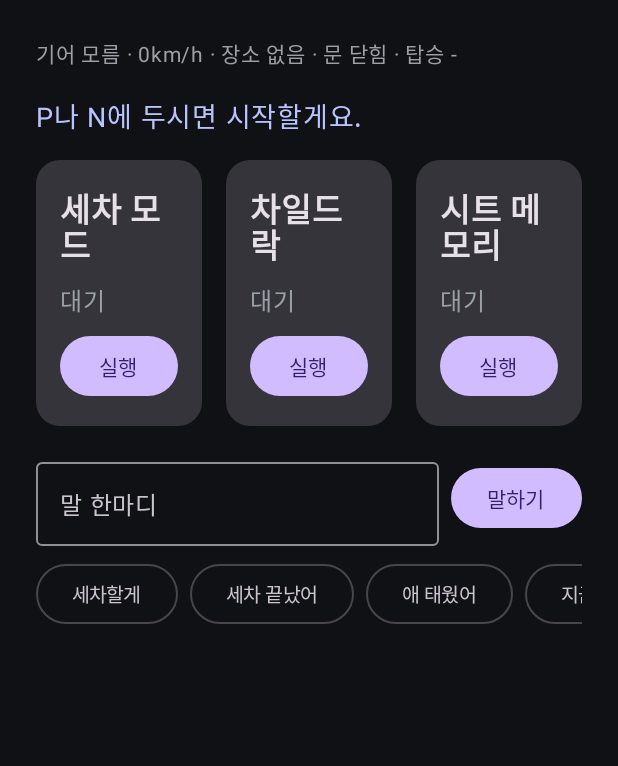
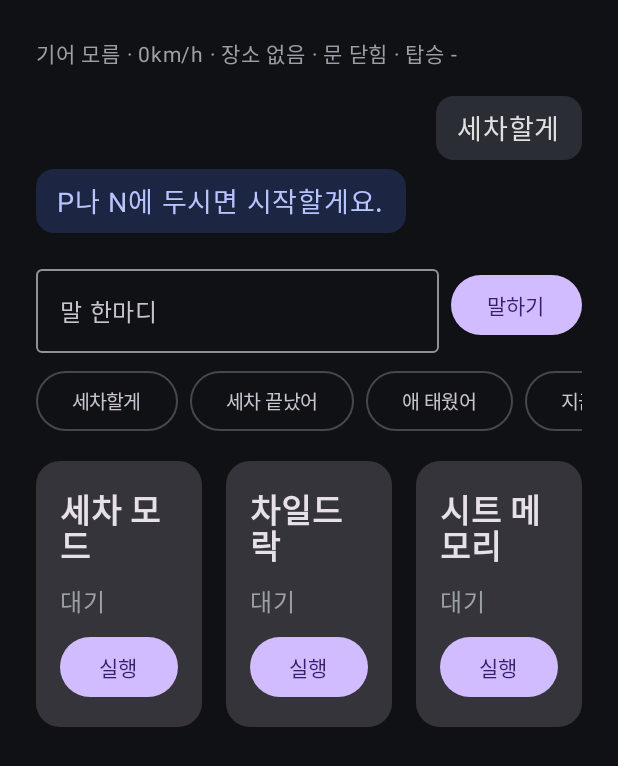
Before and after one commit to westone-hq/sunstone, an Android app built with Jetpack Compose: the screen it shows after launch (MainActivity), after a tap on "세차할게", on a phone screen of 412 x 824 dp. Shown: the top 766 px of the screen. Run offline under Robolectric (Android 15) with nearby library versions, the phone set to English and light mode, and no system bars; libraries missing offline, so code that uses them is left out: ai.pleos.playground; 46 statements that could not run were skipped; 2 other taps on this screen came first.

Commit message:
화면: 대화 기록과 말 입력칸을 늘 보이게
운전자 말과 Sunstone 말(길안내 대화 포함)을 말풍선처럼 쌓아 보이고,
주행 중 장면에서도 글자로 말을 넣어 시험할 수 있게 입력칸을 늘 둔다.
시나리오가 주유 기준이라 상태 줄에서 전기차·배터리·주행 가능 거리를 뺐다.

```diff
--- a/app/src/debug/java/com/westone/sunstone/demo/DemoReceiver.kt
+++ b/app/src/debug/java/com/westone/sunstone/demo/DemoReceiver.kt
@@ -5,7 +5,6 @@ import android.content.BroadcastReceiver
 import android.content.Context
 import android.content.Intent
 import android.util.Log
-import com.westone.sunstone.routines.understand.PhraseMatcher
 import com.westone.sunstone.graph
 import com.westone.sunstone.routines.engine.Source
 import com.westone.sunstone.routines.model.Door
@@ -125,16 +124,12 @@ class DemoReceiver : BroadcastReceiver() {
             }
             /**
              * 작성: 2026-11-08 18:03:56 · 박건준
-             * 수정: 2026-11-09 18:49:00 · 박건준
+             * 수정: 2026-11-11 16:02:00 · 박희정
              * 함수: say
-             * 목적: 말 한마디를 음성 인식 대신 넣는다. 못 알아들으면 그렇다고
-             *       말한다.
+             * 목적: 말 한마디를 음성 인식 대신 넣는다. 화면 대화 기록에도 남고,
+             *       못 알아들으면 그렇다고 말한다.
              */
-            "say" -> {
-                val action = PhraseMatcher.match(arg, Source.DEMO) // 알아들은 요청, 못 알아들으면 null
-                // → 로직 이동: AppGraph.handle(), AppGraph.notUnderstood()
-                if (action != null) g.handle(action) else g.notUnderstood()
-            }
+            "say" -> g.hear(arg, Source.DEMO) // → 로직 이동: AppGraph.hear()
             /**
              * 작성: 2026-11-08 18:03:56 · 박건준
              * 수정: 2026-11-09 18:49:00 · 박건준
--- a/app/src/main/java/com/westone/sunstone/SunstoneApp.kt
+++ b/app/src/main/java/com/westone/sunstone/SunstoneApp.kt
@@ -34,7 +34,12 @@ import kotlinx.coroutines.CoroutineScope
 import kotlinx.coroutines.Dispatchers
 import kotlinx.coroutines.SupervisorJob
 import kotlinx.coroutines.delay
+import com.westone.sunstone.routines.engine.Source
+import com.westone.sunstone.routines.port.Speaker
+import com.westone.sunstone.routines.understand.PhraseMatcher
 import kotlinx.coroutines.flow.MutableStateFlow
+import kotlinx.coroutines.flow.StateFlow
+import kotlinx.coroutines.flow.update
 import kotlinx.coroutines.flow.collectLatest
 import kotlinx.coroutines.flow.combine
 import kotlinx.coroutines.flow.distinctUntilChanged
@@ -71,6 +76,15 @@ class SunstoneApp : Application() {
  * 목적: 화면·수신기에서 조립부를 꺼낸다.
  */
 val Context.graph: AppGraph get() = (applicationContext as SunstoneApp).graph
+
+/**
+ * 작성: 2026-11-11 16:02:00 · 박희정
+ * 클래스: ChatLine
+ * 목적: 대화 기록 한 줄. 화면이 말풍선처럼 보여준다.
+ * 인자: fromDriver — 운전자가 한 말이면 true, Sunstone이 한 말이면 false
+ *       text — 말
+ */
+data class ChatLine(val fromDriver: Boolean, val text: String)
 
 /**
  * 작성: 2026-11-08 18:03:56 · 박건준
@@ -120,6 +134,14 @@ class AppGraph(private val app: Context) {
          *       있어 다시 켜지 못했다(`mAllowStartForeground false`)
          */
         const val AWAKE_GRACE_MS = 15_000L
+
+        /**
+         * 작성: 2026-11-11 16:02:00 · 박희정
+         * 변수: CHAT_KEEP
+         * 목적: 대화 기록에 남길 최근 줄 수.
+         * 근거: 미정 — 시나리오 하나(10줄 안팎)가 다 보이게 넉넉히 잡았다
+         */
+        const val CHAT_KEEP = 30
     }
 
     /** 앱이 살아 있는 동안 도는 작업 범위. 화면 스레드에서 돈다 */
@@ -142,8 +164,20 @@ class AppGraph(private val app: Context) {
     /** 루틴이 쓰는 차. Pleos, 데모 가짜 차, 연결 실패 때의 가짜 차 순서로 고른다 */
     val car: CarPort = pleos ?: fake ?: FakeCar()
 
-    /** 음성 안내 */
-    val speaker = AndroidSpeaker(app)
+    /** 음성 안내(TTS) */
+    private val voice = AndroidSpeaker(app)
+
+    /** 대화 기록. 운전자 말과 Sunstone 말을 차례로 쌓고, 화면이 보여준다. 최근 `CHAT_KEEP`줄만 둔다 */
+    private val chatLines = MutableStateFlow<List<ChatLine>>(emptyList())
+
+    /** 화면이 보는 대화 기록(값이 바뀌면 알려주는 상태) */
+    val chat: StateFlow<List<ChatLine>> = chatLines
+
+    /** 말하기. 대화 기록에 남기고 음성으로 말한다. 루틴·길안내 대화가 모두 이것으로 말한다 */
+    val speaker = Speaker { text ->
+        addChat(ChatLine(fromDriver = false, text = text))
+        voice.say(text) // → 로직 이동: AndroidSpeaker.say()
+    }
 
     /** 사람별 시트 자세 저장소 */
     val profiles = PrefsSeatProfiles(app)
@@ -275,12 +309,39 @@ class AppGraph(private val app: Context) {
     }
 
     /**
+     * 작성: 2026-11-11 16:02:00 · 박희정
+     * 함수: hear
+     * 목적: 운전자가 한 말 한마디를 받는다. 대화 기록에 남기고, 알아들으면
+     *       `handle()`로, 못 알아들으면 그렇다고 말한다. 화면 입력칸과 데모
+     *       `say`(talk.ps1)가 함께 쓴다.
+     * 인자: text — 운전자가 한 말
+     *       source — 어디서 들어온 말인지(화면, 데모)
+     */
+    fun hear(text: String, source: Source) {
+        val said = text.trim() // 앞뒤 빈칸을 뺀 말
+        if (said.isEmpty()) return
+        addChat(ChatLine(fromDriver = true, text = said))
+        val action = PhraseMatcher.match(said, source) // 알아들은 요청, 못 알아들으면 null
+        // → 로직 이동: AppGraph.handle(), AppGraph.notUnderstood()
+        if (action != null) handle(action) else notUnderstood()
+    }
+
+    /**
      * 작성: 2026-11-09 19:11:42 · 박건준
+     * 수정: 2026-11-11 16:02:00 · 박희정
      * 함수: notUnderstood
-     * 목적: 말을 알아듣지 못했다고 말한다. 화면 입력칸과 데모 `say`가 함께
+     * 목적: 말을 알아듣지 못했다고 말한다. `hear()`와 대답할 것이 없는 대답이
      *       쓴다.
      */
-    fun notUnderstood() = speaker.say(app.getString(R.string.voice_not_understood)) // → 로직 이동: Speaker.say()
+    private fun notUnderstood() = speaker.say(app.getString(R.string.voice_not_understood)) // → 로직 이동: Speaker.say()
+
+    /**
+     * 작성: 2026-11-11 16:02:00 · 박희정
+     * 함수: addChat
+     * 목적: 대화 기록에 한 줄을 더하고 최근 `CHAT_KEEP`줄만 남긴다.
+     * 인자: line — 더할 줄
+     */
+    private fun addChat(line: ChatLine) = chatLines.update { (it + line).takeLast(CHAT_KEEP) }
 
     /**
      * 작성: 2026-11-08 18:03:56 · 박건준
--- a/app/src/main/java/com/westone/sunstone/ui/SunstoneScreen.kt
+++ b/app/src/main/java/com/westone/sunstone/ui/SunstoneScreen.kt
@@ -38,10 +38,9 @@ import androidx.compose.ui.unit.dp
 import androidx.compose.ui.unit.sp
 import androidx.lifecycle.compose.collectAsStateWithLifecycle
 import com.westone.sunstone.AppGraph
+import com.westone.sunstone.ChatLine
 import com.westone.sunstone.R
-import com.westone.sunstone.car.CarKind
 import com.westone.sunstone.car.FuelState
-import com.westone.sunstone.routines.understand.PhraseMatcher
 import com.westone.sunstone.routines.understand.VoiceAction
 import com.westone.sunstone.routines.engine.Phase
 import com.westone.sunstone.routines.engine.RoutineId
@@ -55,22 +54,18 @@ import com.westone.sunstone.routines.model.Place
 import kotlinx.coroutines.delay
 
 /**
- * 작성: 2026-11-09 20:18:22 · 박건준
- * 변수: METERS_PER_KM
- * 목적: AAOS 주행 가능 거리(m)를 km로 바꾸는 나눗수.
- */
-private const val METERS_PER_KM = 1000f
-
-/**
  * 작성: 2026-11-08 18:03:56 · 박건준
- * 수정: 2026-11-09 20:18:22 · 박건준
+ * 수정: 2026-11-11 16:02:00 · 박희정
  * 함수: SunstoneScreen
  * 목적: 앱 화면 전체. 주 입력은 말 한마디와 상황 감지이고, 화면은 지금 무엇을
  *       했는지 보여주는 보조다. 문구는 res/values/strings.xml에 있다.
- *       - 늘 보임 — 상태 줄, 마지막 안내, 권하기 카드
- *       - 정차 중에만 보임 — 루틴 카드, 저장한 자세, 실행 기록, 말 입력칸
+ *       - 늘 보임 — 상태 줄, 대화 기록, 말 입력칸, 권하기 카드
+ *       - 정차 중에만 보임 — 루틴 카드, 저장한 자세, 실행 기록
  * 인자: graph — 앱 조립부
  * 근거: 인용 — Pleos 주행 중 화면 제한. 주행 중에는 켜진 루틴 이름만 둔다
+ * 미구현: 프로토타입이라 음성 인식 대신 쓰는 말 입력칸을 주행 중에도 보인다
+ *       (시나리오가 주행 중 장면을 오가며 시험하려고). 음성 인식이 붙으면
+ *       주행 중에는 숨긴다
  */
 @Composable
 fun SunstoneScreen(graph: AppGraph) {
@@ -78,6 +73,7 @@ fun SunstoneScreen(graph: AppGraph) {
     val ui by graph.runner.ui.collectAsStateWithLifecycle() // 루틴 실행기 화면 상태
     val driving = !car.stopped || car.gear == Gear.DRIVE || car.gear == Gear.REVERSE // 주행 중 화면 제한 여부
     val fuel = graph.pleos?.fuel?.collectAsStateWithLifecycle()?.value // 연료 값, 가짜 차면 null
+    val chat by graph.chat.collectAsStateWithLifecycle() // 대화 기록
 
     MaterialTheme(colorScheme = darkColorScheme()) {
         Column(
@@ -90,7 +86,8 @@ fun SunstoneScreen(graph: AppGraph) {
             verticalArrangement = Arrangement.spacedBy(16.dp),
         ) {
             StatusLine(car, fuel, graph.usingFakeCar || graph.pleos == null)
-            ui.lastMessage?.let { Text(it, color = Color(0xFFB8C4FF), fontSize = 18.sp) }
+            ChatLog(chat)
+            SayBox(graph)
 
             ui.suggestion?.let { s ->
                 Card(Modifier.fillMaxWidth()) {
@@ -136,18 +133,18 @@ fun SunstoneScreen(graph: AppGraph) {
 
             ProfileRow(graph)
             ui.runs.values.maxByOrNull { it.startedAtMs }?.let { RunDetail(it) }
-            SayBox(graph)
         }
     }
 }
 
 /**
  * 작성: 2026-11-08 18:03:56 · 박건준
- * 수정: 2026-11-09 20:58:00 · 박건준
+ * 수정: 2026-11-11 16:02:00 · 박희정
  * 함수: StatusLine
- * 목적: 차 상태 한 줄(기어·속도·장소·열린 문·탑승, 받은 경우 차 종류·
- *       연료·배터리·주행 가능 거리). 시연 때 차가 무엇을 알아챘는지
- *       보여준다. 기어·장소는 영어 이름 대신 화면 문구로 바꾼다.
+ * 목적: 차 상태 한 줄(기어·속도·장소·열린 문·탑승, 받은 경우 연료). 시연 때
+ *       차가 무엇을 알아챘는지 보여준다. 기어·장소는 영어 이름 대신 화면
+ *       문구로 바꾼다. 시나리오가 주유(내연기관) 기준이라 에뮬레이터 전기차의
+ *       차 종류·배터리·주행 가능 거리는 보이지 않는다.
  * 인자: car — 지금 차 상태
  *       fuel — 연료 값. 가짜 차면 null
  *       fake — 가짜 차를 쓰면 true. 줄 끝에 표시한다
@@ -175,19 +172,7 @@ private fun StatusLine(car: CarState, fuel: FuelState?, fake: Boolean) {
             Place.NONE -> R.string.place_none
         },
     )
-    val energy = buildString { // 받은 연료 값만 이어 붙인 글자
-        fuel?.kind?.let {
-            val kind = when (it) { // 차 종류 문구
-                CarKind.ELECTRIC -> R.string.kind_electric
-                CarKind.HYBRID -> R.string.kind_hybrid
-                CarKind.COMBUSTION -> R.string.kind_combustion
-            }
-            append(stringResource(R.string.status_kind, stringResource(kind)))
-        }
-        fuel?.percent?.let { append(stringResource(R.string.status_fuel, it)) }
-        fuel?.batteryPercent?.let { append(stringResource(R.string.status_battery, it)) }
-        fuel?.aaosRangeM?.let { append(stringResource(R.string.status_range, it / METERS_PER_KM)) }
-    }
+    val energy = fuel?.percent?.let { stringResource(R.string.status_fuel, it) }.orEmpty() // 연료, 모르면 빈 글자
     Text(
         stringResource(R.string.status_line, gear, car.speedKmh, place, doors, seats) + energy +
             if (fake) stringResource(R.string.status_fake_car) else "",
@@ -350,14 +335,44 @@ private fun SayBox(graph: AppGraph) {
 
 /**
  * 작성: 2026-11-08 18:03:56 · 박건준
- * 수정: 2026-11-09 19:11:42 · 박건준
+ * 수정: 2026-11-11 16:02:00 · 박희정
  * 함수: say
- * 목적: 입력한 말을 요청으로 바꿔 처리한다. 못 알아들으면 그렇다고 말한다.
+ * 목적: 입력한 말을 음성 인식 결과처럼 넘긴다. 대화 기록에 남고, 못 알아들으면
+ *       그렇다고 말한다.
  * 인자: graph — 앱 조립부
  *       text — 입력한 말
  */
-private fun say(graph: AppGraph, text: String) {
-    val action = PhraseMatcher.match(text, Source.VOICE) // 알아들은 요청, 못 알아들으면 null
-    // → 로직 이동: AppGraph.notUnderstood(), AppGraph.handle()
-    if (action == null) graph.notUnderstood() else graph.handle(action)
+private fun say(graph: AppGraph, text: String) = graph.hear(text, Source.VOICE) // → 로직 이동: AppGraph.hear()
+
+/**
+ * 작성: 2026-11-11 16:02:00 · 박희정
+ * 함수: ChatLog
+ * 목적: 대화 기록을 말풍선처럼 보여준다. 운전자 말은 오른쪽 회색, Sunstone
+ *       말은 왼쪽 파란색. 최근 `CHAT_SHOWN`줄만 보인다.
+ * 인자: lines — 대화 기록, 오래된 것부터
+ */
+@Composable
+private fun ChatLog(lines: List<ChatLine>) {
+    Column(Modifier.fillMaxWidth(), verticalArrangement = Arrangement.spacedBy(6.dp)) {
+        lines.takeLast(CHAT_SHOWN).forEach { line ->
+            Row(Modifier.fillMaxWidth(), horizontalArrangement = if (line.fromDriver) Arrangement.End else Arrangement.Start) {
+                Text(
+                    line.text,
+                    Modifier
+                        .background(if (line.fromDriver) Color(0xFF2A2D33) else Color(0xFF1C2541), RoundedCornerShape(12.dp))
+                        .padding(horizontal = 14.dp, vertical = 8.dp),
+                    color = if (line.fromDriver) Color(0xFFE0E0E0) else Color(0xFFB8C4FF),
+                    fontSize = 18.sp,
+                )
+            }
+        }
+    }
 }
+
+/**
+ * 작성: 2026-11-11 16:02:00 · 박희정
+ * 변수: CHAT_SHOWN
+ * 목적: 화면에 보일 대화 줄 수.
+ * 근거: 미정 — 시나리오 ① 한 바퀴(준비 뒤 약 10줄)가 한 화면에 들어가게 정했다
+ */
+private const val CHAT_SHOWN = 12
--- a/app/src/main/res/values/strings.xml
+++ b/app/src/main/res/values/strings.xml
@@ -7,13 +7,7 @@
     <string name="status_line">기어 %1$s · %2$.0fkm/h · 장소 %3$s · 문 %4$s · 탑승 %5$s</string>
     <string name="status_fake_car">" · 가짜 차"</string>
     <!-- 받은 경우에만 상태 줄 뒤에 붙는다 -->
-    <string name="status_kind">" · %1$s"</string>
-    <string name="kind_electric">전기차</string>
-    <string name="kind_hybrid">하이브리드</string>
-    <string name="kind_combustion">내연기관</string>
     <string name="status_fuel">" · 연료 %1$d%%"</string>
-    <string name="status_battery">" · 배터리 %1$d%%"</string>
-    <string name="status_range">" · 주행 가능 %1$.0fkm"</string>
     <string name="status_doors_closed">닫힘</string>
     <string name="status_seats_empty">-</string>
     <string name="gear_park">P</string>
```
